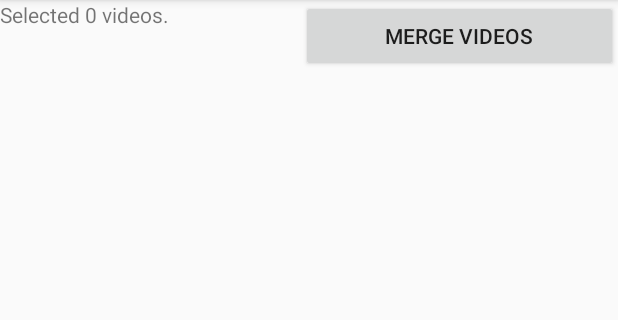
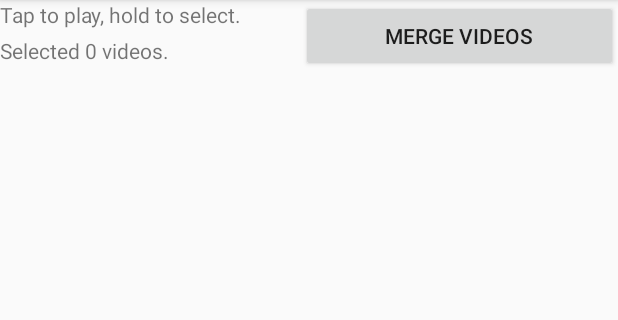
Before and after one commit to PureSin/video-merger, an Android app: the screen it shows after launch (MainActivity), on a phone screen of 412 x 824 dp, the part 84-404 px from its top. Run offline under Robolectric (Android 15) with nearby library versions, the phone set to English and light mode, and no system bars; libraries missing offline, so code that uses them is left out: com.arthenica.mobileffmpeg.

Commit message:
add instruction string

```diff
--- a/app/src/main/res/layout/activity_main.xml
+++ b/app/src/main/res/layout/activity_main.xml
@@ -12,13 +12,26 @@
         android:layout_height="wrap_content"
         android:orientation="horizontal">
 
-        <TextView
-            android:id="@+id/selectedCount"
+        <LinearLayout
             android:layout_width="wrap_content"
             android:layout_height="match_parent"
             android:layout_weight="1"
-            android:text="Selected Videos"
-            android:tooltipText="Selected: 2" />
+            android:orientation="vertical">
+
+            <TextView
+                android:layout_width="match_parent"
+                android:layout_height="wrap_content"
+                android:layout_weight="1"
+                android:text="@string/instruction" />
+
+            <TextView
+                android:id="@+id/selectedCount"
+                android:layout_width="wrap_content"
+                android:layout_height="wrap_content"
+                android:layout_weight="1"
+                android:text="Selected Videos"
+                android:tooltipText="Selected: 2" />
+        </LinearLayout>
 
         <Button
             android:id="@+id/mergeButton"
--- a/app/src/main/res/values/strings.xml
+++ b/app/src/main/res/values/strings.xml
@@ -5,6 +5,7 @@
     <string name="video_duration">Duration: %ds</string>
     <string name="created_video">Merged video: %s.</string>
     <string name="scan_toast">Found %d videos.</string>
+    <string name="instruction">Tap to play, hold to select.</string>
     <plurals name="select_videos">
         <item quantity="one" formatted="true">Selected %d video.</item>
         <item quantity="other" formatted="true">Selected %d videos.</item>
```
